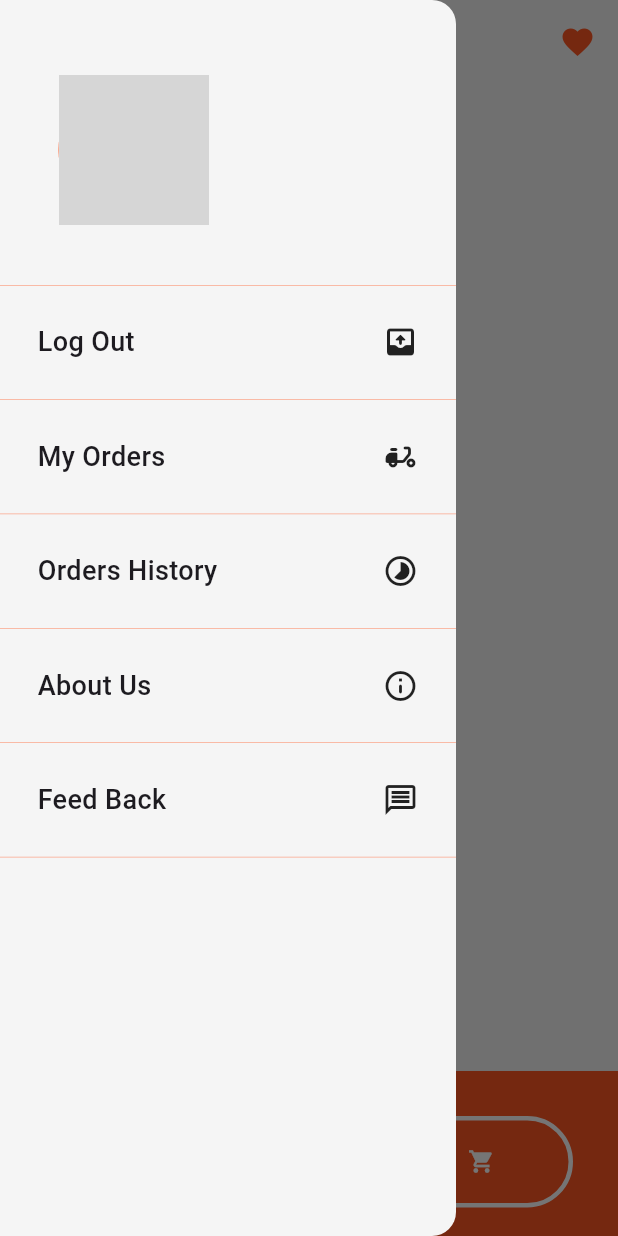
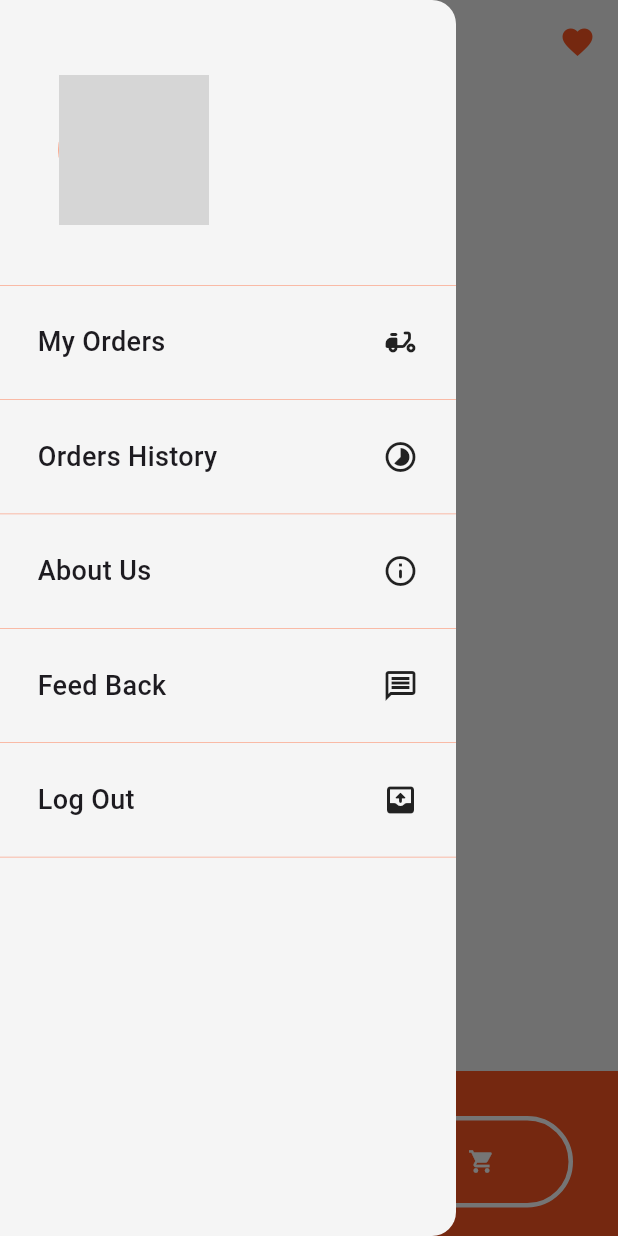
Before and after one commit to Asif-Faizal/OrangeStreet, a Flutter app: the Cart screen opened directly, with the side drawer open, on a phone screen of 412 x 824 dp. Run offline on Flutter 3.47's test engine with Material 3 defaults, Android fonts, the phone set to English and light mode, and no system bars; drawn by our look-alikes of firebase_database; our stand-ins replace carousel_slider, firebase_auth, firebase_core, like_button, lottie, shared_preferences and 1 more; accounts and stored records are empty; network calls fail; statements that could not run were skipped; grey boxes are pictures that could not be loaded.

Commit message:
project- sumbit

```diff
--- a/lib/account_info.dart
+++ b/lib/account_info.dart
@@ -10,8 +10,8 @@ class AccountInfo extends StatefulWidget {
 }
 
 class _AccountInfoState extends State<AccountInfo> {
-  late String userName;
-  late String userMail;
+  late String userName = '';
+  late String userMail = '';
   @override
   void initState() {
     super.initState();
--- a/lib/order_placed_animtn.dart
+++ b/lib/order_placed_animtn.dart
@@ -2,7 +2,7 @@ import 'dart:async';
 
 import 'package:flutter/material.dart';
 import 'package:lottie/lottie.dart';
-import 'package:shop/my_orders.dart';
+import 'package:shop/homepage.dart';
 
 class OrderAnimation extends StatefulWidget {
   const OrderAnimation({super.key});
@@ -23,7 +23,7 @@ class _OrderAnimationState extends State<OrderAnimation> {
       const Duration(seconds: 3),
       () => Navigator.pushReplacement(
         context,
-        MaterialPageRoute(builder: (context) => const MyOrders()),
+        MaterialPageRoute(builder: (context) => const HomePage()),
       ),
     );
   }
--- a/lib/widgets/drawer.dart
+++ b/lib/widgets/drawer.dart
@@ -13,8 +13,8 @@ class MyDrawer extends StatefulWidget {
 }
 
 class _MyDrawerState extends State<MyDrawer> {
-  late String userName;
-  late String userMail;
+  late String userName = '';
+  late String userMail = '';
   Future<void> _signOut(BuildContext context) async {
     try {
       await FirebaseAuth.instance.signOut();
@@ -44,7 +44,9 @@ class _MyDrawerState extends State<MyDrawer> {
     return GestureDetector(
       onTap: () {
         Navigator.push(
-              context, MaterialPageRoute(builder: (context) => AccountInfo()));
+          context,
+          MaterialPageRoute(builder: (context) => AccountInfo()),
+        );
       },
       child: Padding(
         padding:
@@ -62,13 +64,15 @@ class _MyDrawerState extends State<MyDrawer> {
               child: Column(
                 children: [
                   Text(
-                      userName,
+                    userName ??
+                        'Loading...', // Display 'Loading...' if userName is null
                     style: TextStyle(fontSize: 20),
                   ),
                   SizedBox(
                     height: 8,
                   ),
-                    Text(userMail)
+                  Text(userMail ??
+                      'Loading...') // Display 'Loading...' if userMail is null
                 ],
               ),
             ),
@@ -77,7 +81,8 @@ class _MyDrawerState extends State<MyDrawer> {
             )
           ],
         ),
-        ));
+      ),
+    );
   }
 
   @override
@@ -90,39 +95,6 @@ class _MyDrawerState extends State<MyDrawer> {
           _buildDrawerHeader(context),
           SizedBox(
             height: 20,
-          ),
-          GestureDetector(
-            onTap: () {
-              _signOut(context);
-              ScaffoldMessenger.of(context).showSnackBar(SnackBar(
-                  behavior: SnackBarBehavior.floating,
-                  backgroundColor: Colors.red,
-                  content: Text(
-                    'Logged Out Succesfully',
-                  )));
-            },
-            child: Container(
-              padding: EdgeInsets.all(25),
-              decoration: BoxDecoration(
-                  border: Border(
-                      top: BorderSide(color: Colors.deepOrange, width: 0.25))),
-              child: Row(
-                mainAxisAlignment: MainAxisAlignment.spaceAround,
-                children: [
-                  Expanded(
-                    flex: 3,
-                    child: Text(
-                      'Log Out',
-                      style: TextStyle(
-                        fontSize: 18,
-                        fontWeight: FontWeight.w500,
-                      ),
-                    ),
-                  ),
-                  Icon(Icons.outbox_rounded)
-                ],
-              ),
-            ),
           ),
           GestureDetector(
             onTap: () {
@@ -231,6 +203,40 @@ class _MyDrawerState extends State<MyDrawer> {
               ),
             ),
           ),
+          GestureDetector(
+            onTap: () {
+              _signOut(context);
+              ScaffoldMessenger.of(context).showSnackBar(SnackBar(
+                  behavior: SnackBarBehavior.floating,
+                  backgroundColor: Colors.red,
+                  content: Text(
+                    'Logged Out Succesfully',
+                  )));
+            },
+            child: Container(
+              padding: EdgeInsets.all(25),
+              decoration: BoxDecoration(
+                  border: Border(
+                      bottom:
+                          BorderSide(color: Colors.deepOrange, width: 0.25))),
+              child: Row(
+                mainAxisAlignment: MainAxisAlignment.spaceAround,
+                children: [
+                  Expanded(
+                    flex: 3,
+                    child: Text(
+                      'Log Out',
+                      style: TextStyle(
+                        fontSize: 18,
+                        fontWeight: FontWeight.w500,
+                      ),
+                    ),
+                  ),
+                  Icon(Icons.outbox_rounded)
+                ],
+              ),
+            ),
+          ),
         ],
       ),
     );
```
Also changed, not shown: lib/checkout.dart (+9 -2 lines), lib/my_orders.dart (+76 -41 lines). Lines whose indentation alone changed are shown as unchanged.
